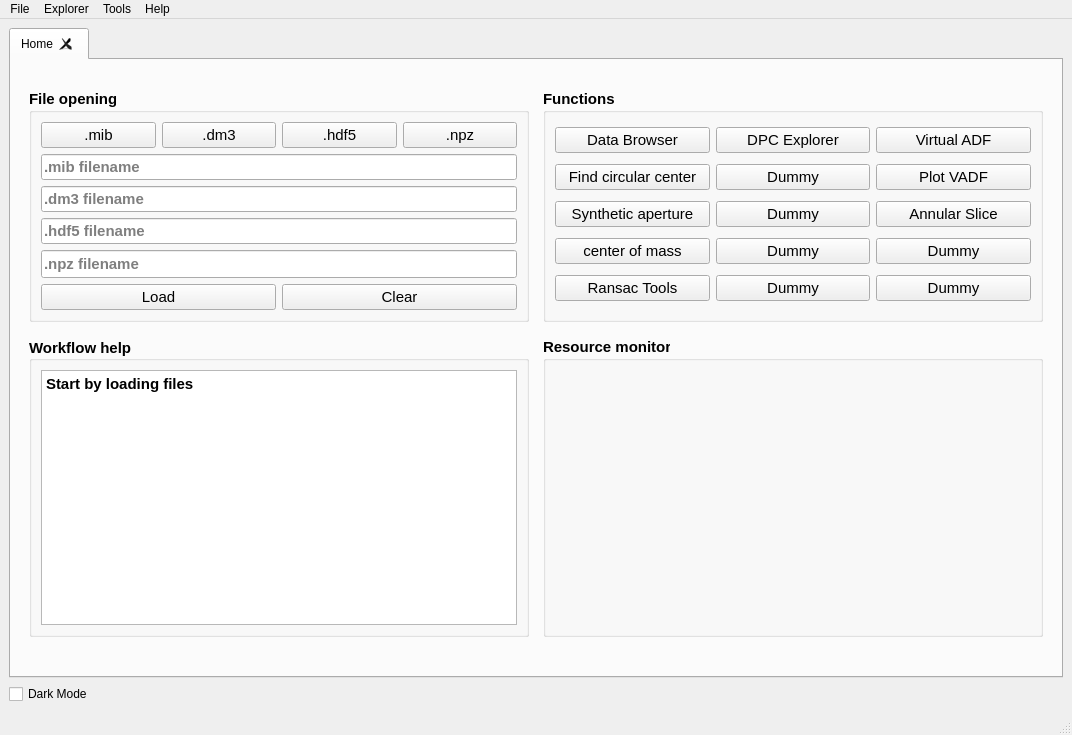
CS26-FPD-Explorer/FPD-Explorer, file fpd_explorer/res/homescreen.ui: the form before one commit.
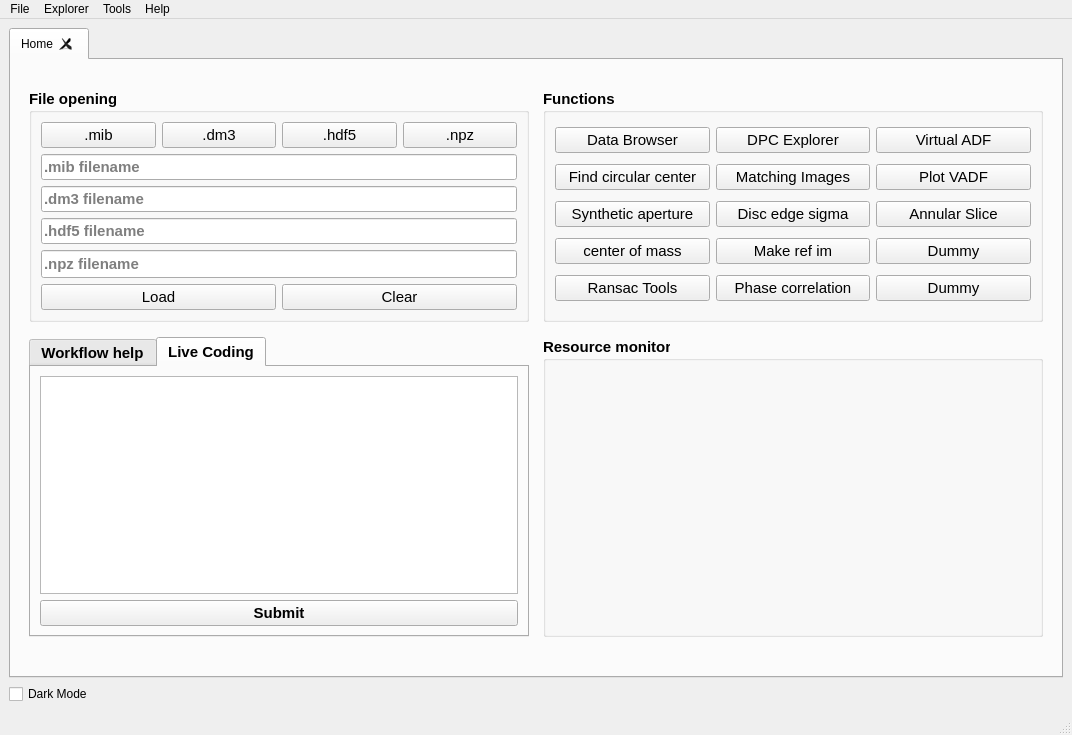
The form after the commit. The open tabs and pages were chosen to show the change. Custom widgets are drawn as their Qt base class.

Commit message: Added a live coding environment inside the gui Removed more parameter from dpc Fixed an error in ransac

The edit to the form file:
```diff
--- a/fpd_explorer/res/homescreen.ui
+++ b/fpd_explorer/res/homescreen.ui
@@ -20,15 +20,8 @@
    <string>fpd gui</string>
   </property>
   <widget class="QWidget" name="centralwidget">
-   <layout class="QGridLayout" name="gridLayout_2">
-    <item row="1" column="0">
-     <widget class="QCheckBox" name="dark_mode_button">
-      <property name="text">
-       <string>Dark Mode</string>
-      </property>
-     </widget>
-    </item>
-    <item row="0" column="0">
+   <layout class="QVBoxLayout" name="verticalLayout_2">
+    <item>
      <widget class="QTabWidget" name="tabWidget">
       <property name="minimumSize">
        <size>
@@ -396,7 +389,7 @@
               </font>
              </property>
              <property name="text">
-              <string>Dummy</string>
+              <string>Matching Images</string>
              </property>
              <property name="checkable">
               <bool>false</bool>
@@ -417,7 +410,7 @@
               </font>
              </property>
              <property name="text">
-              <string>Dummy</string>
+              <string>Disc edge sigma</string>
              </property>
              <property name="checkable">
               <bool>false</bool>
@@ -444,7 +437,7 @@
               </font>
              </property>
              <property name="text">
-              <string>Dummy</string>
+              <string>Make ref im</string>
              </property>
              <property name="checkable">
               <bool>false</bool>
@@ -465,7 +458,7 @@
               </font>
              </property>
              <property name="text">
-              <string>Dummy</string>
+              <string>Phase correlation</string>
              </property>
              <property name="checkable">
               <bool>false</bool>
@@ -531,63 +524,12 @@
            <string>Resource monitor</string>
           </property>
           <layout class="QGridLayout" name="gridLayout_4">
-           <item row="0" column="0">
+           <item row="0" column="1">
             <widget class="CpuFreqGraph" name="resMonitor" native="true"/>
            </item>
           </layout>
          </widget>
         </item>
-        <item row="3" column="1">
-         <widget class="QGroupBox" name="workflow_groupBox">
-          <property name="sizePolicy">
-           <sizepolicy hsizetype="Expanding" vsizetype="Expanding">
-            <horstretch>0</horstretch>
-            <verstretch>0</verstretch>
-           </sizepolicy>
-          </property>
-          <property name="minimumSize">
-           <size>
-            <width>500</width>
-            <height>300</height>
-           </size>
-          </property>
-          <property name="font">
-           <font>
-            <pointsize>11</pointsize>
-            <weight>75</weight>
-            <bold>true</bold>
-            <underline>false</underline>
-           </font>
-          </property>
-          <property name="layoutDirection">
-           <enum>Qt::LeftToRight</enum>
-          </property>
-          <property name="autoFillBackground">
-           <bool>false</bool>
-          </property>
-          <property name="title">
-           <string>Workflow help</string>
-          </property>
-          <property name="alignment">
-           <set>Qt::AlignLeading|Qt::AlignLeft|Qt::AlignVCenter</set>
-          </property>
-          <property name="flat">
-           <bool>false</bool>
-          </property>
-          <layout class="QGridLayout" name="gridLayout_5">
-           <item row="0" column="0">
-            <widget class="QPlainTextEdit" name="log_text">
-             <property name="readOnly">
-              <bool>true</bool>
-             </property>
-             <property name="plainText">
-              <string>Start by loading files</string>
-             </property>
-            </widget>
-           </item>
-          </layout>
-         </widget>
-        </item>
         <item row="1" column="1">
          <widget class="QGroupBox" name="file_groupBox">
           <property name="sizePolicy">
@@ -692,6 +634,7 @@
                  <pointsize>11</pointsize>
                  <weight>50</weight>
                  <bold>false</bold>
+                 <underline>false</underline>
                 </font>
                </property>
                <property name="text">
@@ -855,10 +798,78 @@
           </property>
          </spacer>
         </item>
+        <item row="3" column="1">
+         <widget class="QTabWidget" name="tabWidget_2">
+          <property name="sizePolicy">
+           <sizepolicy hsizetype="Expanding" vsizetype="Expanding">
+            <horstretch>0</horstretch>
+            <verstretch>0</verstretch>
+           </sizepolicy>
+          </property>
+          <property name="font">
+           <font>
+            <pointsize>11</pointsize>
+            <weight>75</weight>
+            <bold>true</bold>
+            <underline>false</underline>
+           </font>
+          </property>
+          <property name="currentIndex">
+           <number>0</number>
+          </property>
+          <property name="documentMode">
+           <bool>false</bool>
+          </property>
+          <property name="tabBarAutoHide">
+           <bool>false</bool>
+          </property>
+          <widget class="QWidget" name="tab">
+           <attribute name="title">
+            <string>Workflow help</string>
+           </attribute>
+           <layout class="QGridLayout" name="gridLayout_6">
+            <item row="0" column="0">
+             <widget class="QPlainTextEdit" name="log_text">
+              <property name="readOnly">
+               <bool>true</bool>
+              </property>
+              <property name="plainText">
+               <string>Start by loading files</string>
+              </property>
+             </widget>
+            </item>
+           </layout>
+          </widget>
+          <widget class="QWidget" name="tab_2">
+           <attribute name="title">
+            <string>Live Coding</string>
+           </attribute>
+           <layout class="QGridLayout" name="gridLayout_2">
+            <item row="0" column="0">
+             <widget class="QTextEdit" name="codeEdit"/>
+            </item>
+            <item row="1" column="0">
+             <widget class="QPushButton" name="pushButton_5">
+              <property name="text">
+               <string>Submit</string>
+              </property>
+             </widget>
+            </item>
+           </layout>
+          </widget>
+         </widget>
+        </item>
        </layout>
       </widget>
      </widget>
     </item>
+    <item>
+     <widget class="QCheckBox" name="dark_mode_button">
+      <property name="text">
+       <string>Dark Mode</string>
+      </property>
+     </widget>
+    </item>
    </layout>
   </widget>
   <widget class="QMenuBar" name="menubar">
@@ -867,7 +878,7 @@
      <x>0</x>
      <y>0</y>
      <width>1072</width>
-     <height>26</height>
+     <height>21</height>
     </rect>
    </property>
    <widget class="QMenu" name="menuFile">
```
Left out of the diff: 123 changed lines with no effect on the pictures. The commit also changes 5 other files.
